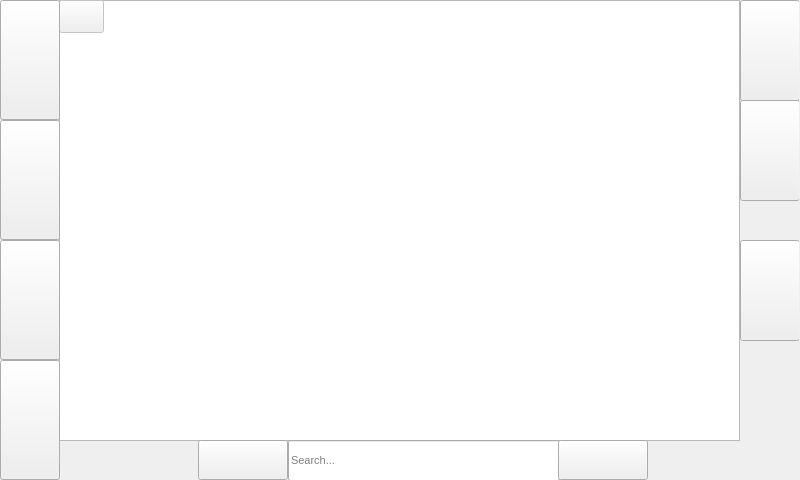
This is mainwindow.ui in jspinn/Foodventory as Qt 5 draws it before an edit. The edited form follows.
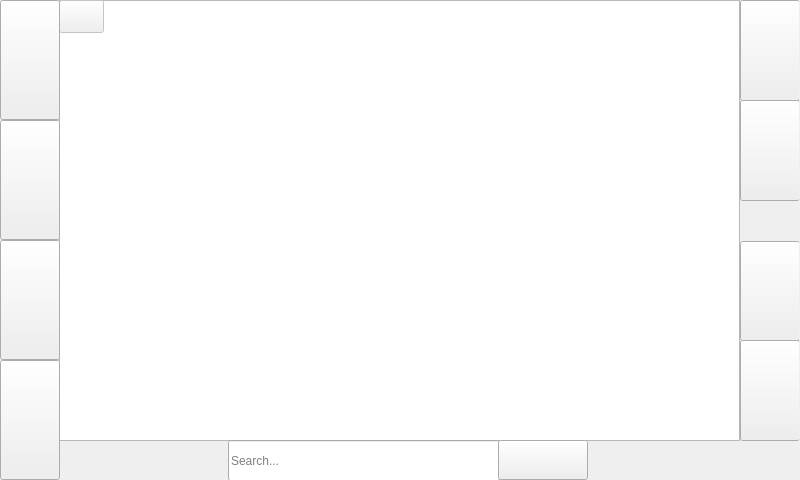
This is the edited form. The open tabs and pages were chosen to show the change. Icons and pictures are not drawn.

What changed in the file:
```diff
--- a/mainwindow.ui
+++ b/mainwindow.ui
@@ -280,17 +280,12 @@
      <widget class="QLineEdit" name="invSearchLineEdit">
       <property name="geometry">
        <rect>
-        <x>230</x>
+        <x>170</x>
         <y>440</y>
         <width>272</width>
         <height>41</height>
        </rect>
       </property>
-      <property name="font">
-       <font>
-        <pointsize>8</pointsize>
-       </font>
-      </property>
       <property name="placeholderText">
        <string>Search...</string>
       </property>
@@ -298,7 +293,7 @@
      <widget class="QPushButton" name="invFindButton">
       <property name="geometry">
        <rect>
-        <x>500</x>
+        <x>440</x>
         <y>440</y>
         <width>90</width>
         <height>40</height>
@@ -322,7 +317,7 @@
       <property name="geometry">
        <rect>
         <x>682</x>
-        <y>240</y>
+        <y>340</y>
         <width>60</width>
         <height>101</height>
        </rect>
@@ -360,10 +355,10 @@
      <widget class="QPushButton" name="invBarcodeButton">
       <property name="geometry">
        <rect>
-        <x>140</x>
-        <y>440</y>
-        <width>90</width>
-        <height>40</height>
+        <x>682</x>
+        <y>241</y>
+        <width>60</width>
+        <height>100</height>
        </rect>
       </property>
       <property name="text">
```
Left out of the diff: 2 changed lines with no effect on the pictures.
